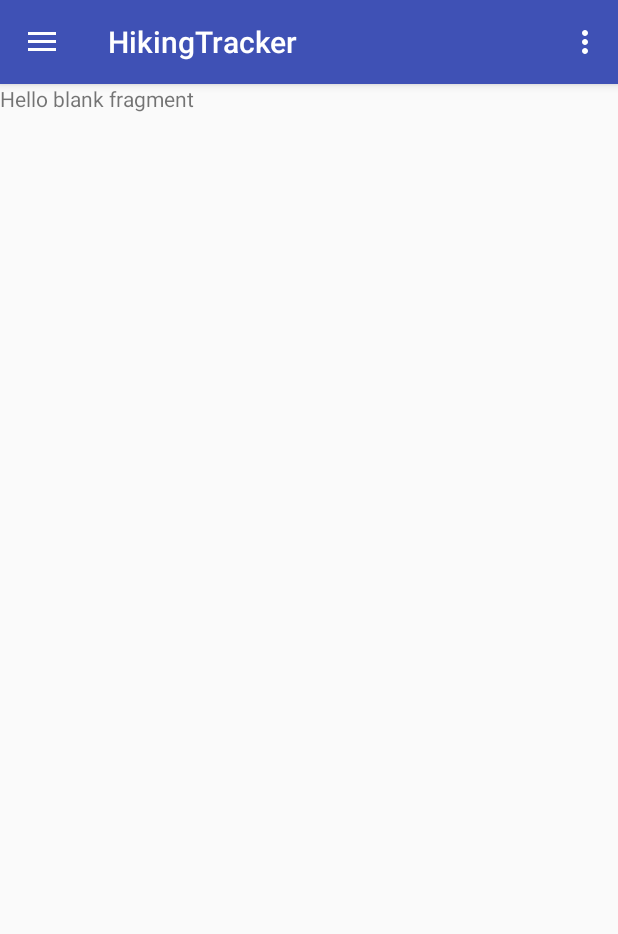
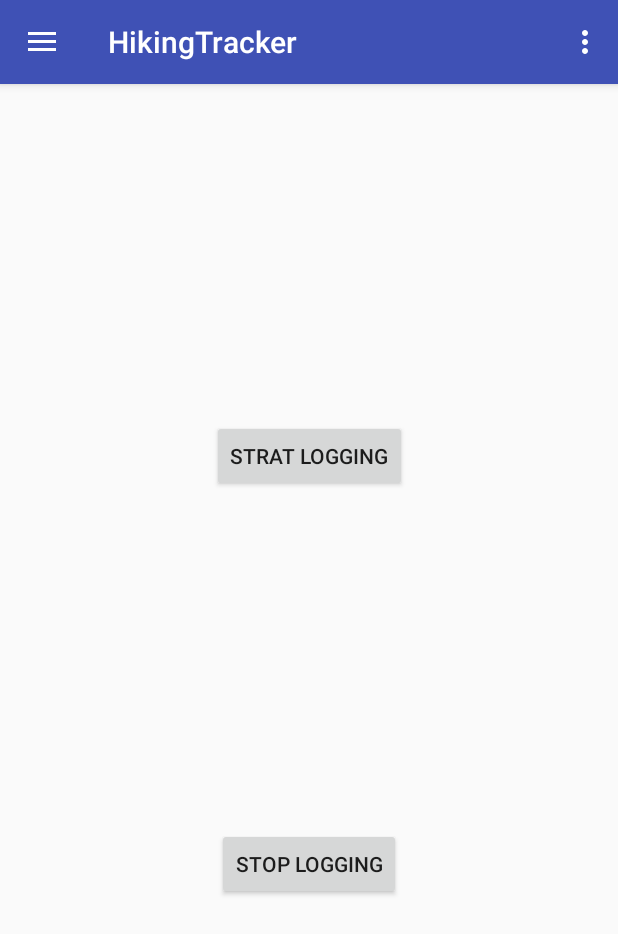
Before and after one commit to bbello25/HikingTracker, an Android app: the screen it shows after launch (MainActivity), in the side drawer, after a tap on "Tracker", on a phone screen of 412 x 824 dp. Shown: the top 934 px of the screen. Run offline under Robolectric (Android 15) with nearby library versions, the phone set to English and light mode, and no system bars.

Commit message:
Added code to start location service or bind denepnds on preferences. Added geojson handler => write/read . Added constants class.

```diff
--- a/app/src/main/AndroidManifest.xml
+++ b/app/src/main/AndroidManifest.xml
@@ -8,6 +8,7 @@
     <uses-permission android:name="android.permission.ACCESS_NETWORK_STATE" />
     <uses-permission android:name="android.permission.INTERNET" />
     <uses-permission android:name="android.permission.WRITE_EXTERNAL_STORAGE" />
+    <uses-permission android:name="android.permission.READ_EXTERNAL_STORAGE" />
 
     <application
         android:allowBackup="true"
@@ -30,7 +31,7 @@
         <service
             android:name=".LocationService"
             android:enabled="true"
-            android:exported="false"></service>
+            android:exported="false" />
     </application>
 
 </manifest>
--- a/app/src/main/java/com/example/brano/hikingtracker/TrackerFragment.java
+++ b/app/src/main/java/com/example/brano/hikingtracker/TrackerFragment.java
@@ -7,9 +7,11 @@ import android.content.ComponentName;
 import android.content.Context;
 import android.content.Intent;
 import android.content.ServiceConnection;
+import android.content.SharedPreferences;
 import android.content.pm.PackageManager;
 import android.os.Bundle;
 import android.os.IBinder;
+import android.preference.PreferenceManager;
 import android.support.annotation.NonNull;
 import android.support.v4.app.ActivityCompat;
 import android.support.v4.app.Fragment;
@@ -18,21 +20,23 @@ import android.util.Log;
 import android.view.LayoutInflater;
 import android.view.View;
 import android.view.ViewGroup;
+import android.widget.Button;
 import android.widget.Toast;
 
+import java.util.prefs.PreferenceChangeEvent;
 
-/**
- * A simple {@link Fragment} subclass.
- */
 public class TrackerFragment extends Fragment {
 
     String TAG = TrackerFragment.class.getSimpleName();
-    private static final int REQUEST_LOCATION_PERMISSION_CODE = 1234;
 
     public LocationService locationService;
     private View view;
     private Context context;
     private Activity activity;
+    private Button btnStartLogging;
+    private Button btnStopLogging;
+    private SharedPreferences preferences;
+    SharedPreferences.Editor editor;
 
     public TrackerFragment() {
     }
@@ -45,9 +49,29 @@ public class TrackerFragment extends Fragment {
         view = inflater.inflate(R.layout.fragment_tracker, container, false);
         context = view.getContext();
         activity = this.getActivity();
+        preferences = PreferenceManager.getDefaultSharedPreferences(context);
 
-        connectToLoacationService();
+        btnStartLogging = view.findViewById(R.id.btnStartLogging);
+        btnStopLogging = view.findViewById(R.id.btnStopLogging);
 
+        //for future use
+        editor = preferences.edit();
+        editor.putBoolean("needBound", false);
+        editor.apply();
+
+        btnStartLogging.setOnClickListener(new View.OnClickListener() {
+            @Override
+            public void onClick(View v) {
+                connectToLoacationService();
+            }
+        });
+
+        btnStopLogging.setOnClickListener(new View.OnClickListener() {
+            @Override
+            public void onClick(View v) {
+                stopLocationService();
+            }
+        });
         return view;
     }
 
@@ -77,9 +101,13 @@ public class TrackerFragment extends Fragment {
 
             ActivityCompat.requestPermissions(activity,
                     new String[]{Manifest.permission.ACCESS_FINE_LOCATION},
-                    REQUEST_LOCATION_PERMISSION_CODE);
+                    Constants.REQUEST_LOCATION_PERMISSION_CODE);
         } else {
-            bindToLocationService();
+            if (preferences.getBoolean("needBound", false)) {
+                bindToLocationService();
+            } else {
+                startLoactionService();
+            }
         }
 
     }
@@ -88,11 +116,15 @@ public class TrackerFragment extends Fragment {
     public void onRequestPermissionsResult(int requestCode,
                                            @NonNull String permissions[], @NonNull int[] grantResults) {
         switch (requestCode) {
-            case REQUEST_LOCATION_PERMISSION_CODE: {
+            case Constants.REQUEST_LOCATION_PERMISSION_CODE: {
                 // If request is cancelled, the result arrays are empty.
-                if (grantResults.length > 0
-                        && grantResults[0] == PackageManager.PERMISSION_GRANTED) {
-                    bindToLocationService();
+                if (grantResults.length > 0 && grantResults[0] == PackageManager.PERMISSION_GRANTED) {
+                    Log.d(TAG, "Location permission was granted");
+                    if (preferences.getBoolean("needBound", false)) {
+                        bindToLocationService();
+                    } else {
+                        startLoactionService();
+                    }
                 } else {
                     //Not work ... why?
                     Toast.makeText(context, "Location service will not track your position", Toast.LENGTH_LONG).show();
@@ -103,11 +135,28 @@ public class TrackerFragment extends Fragment {
     }
 
     private void bindToLocationService() {
-        Toast.makeText(context, "Starting location service", Toast.LENGTH_LONG).show();
+        Toast.makeText(context, "Binding to location service.", Toast.LENGTH_LONG).show();
+        Log.i(TAG, "Binding to location service.");
         final Intent serviceStart = new Intent(this.getActivity(), LocationService.class);
         activity.startService(serviceStart);
         activity.bindService(serviceStart, serviceConnection, Context.BIND_AUTO_CREATE);
     }
 
+    private void startLoactionService() {
+        Toast.makeText(context, "Starting location service.", Toast.LENGTH_LONG).show();
+        Log.i(TAG, "Starting location service.");
+        Intent startIntent = new Intent(activity, LocationService.class);
+        startIntent.putExtra(Constants.START_LOGGING, true);
+        context.startService(startIntent);
+    }
+
+    private void stopLocationService() {
+        Toast.makeText(context, "Stopping location service.", Toast.LENGTH_LONG).show();
+        Log.i(TAG, "Stopping location service.");
+        Intent startIntent = new Intent(activity, LocationService.class);
+        startIntent.putExtra(Constants.STOP_LOGGING, true);
+        context.startService(startIntent);
+    }
+
 
 }
--- a/app/src/main/res/layout/fragment_tracker.xml
+++ b/app/src/main/res/layout/fragment_tracker.xml
@@ -1,13 +1,32 @@
-<FrameLayout xmlns:android="http://schemas.android.com/apk/res/android"
+<android.support.constraint.ConstraintLayout xmlns:android="http://schemas.android.com/apk/res/android"
+    xmlns:app="http://schemas.android.com/apk/res-auto"
     xmlns:tools="http://schemas.android.com/tools"
+    android:id="@+id/frameLayout"
     android:layout_width="match_parent"
     android:layout_height="match_parent"
     tools:context="com.example.brano.hikingtracker.TrackerFragment">
 
     <!-- TODO: Update blank fragment layout -->
-    <TextView
-        android:layout_width="match_parent"
-        android:layout_height="match_parent"
-        android:text="@string/hello_blank_fragment" />
 
-</FrameLayout>
+    <Button
+        android:id="@+id/btnStartLogging"
+        android:layout_width="wrap_content"
+        android:layout_height="wrap_content"
+        android:text="@string/strat_logging"
+        app:layout_constraintBottom_toTopOf="@+id/btnStopLogging"
+        app:layout_constraintEnd_toEndOf="parent"
+        app:layout_constraintHorizontal_bias="0.5"
+        app:layout_constraintStart_toStartOf="parent"
+        app:layout_constraintTop_toTopOf="parent" />
+
+    <Button
+        android:id="@+id/btnStopLogging"
+        android:layout_width="wrap_content"
+        android:layout_height="wrap_content"
+        android:text="@string/stop_logging"
+        app:layout_constraintBottom_toBottomOf="parent"
+        app:layout_constraintEnd_toEndOf="parent"
+        app:layout_constraintHorizontal_bias="0.5"
+        app:layout_constraintStart_toStartOf="parent"
+        app:layout_constraintTop_toBottomOf="@+id/btnStartLogging" />
+</android.support.constraint.ConstraintLayout>
--- a/app/src/main/res/values/strings.xml
+++ b/app/src/main/res/values/strings.xml
@@ -8,4 +8,6 @@
 
     <!-- TODO: Remove or change this placeholder text -->
     <string name="hello_blank_fragment">Hello blank fragment</string>
+    <string name="stop_logging">Stop Logging</string>
+    <string name="strat_logging">Strat Logging</string>
 </resources>
--- a/build.gradle
+++ b/build.gradle
@@ -8,7 +8,7 @@ buildscript {
         mavenCentral()
     }
     dependencies {
-        classpath 'com.android.tools.build:gradle:3.0.0-rc1'
+        classpath 'com.android.tools.build:gradle:3.0.0'
 
         // NOTE: Do not place your application dependencies here; they belong
         // in the individual module build.gradle files
```
Also changed, not shown: app/src/main/java/com/example/brano/hikingtracker/Constants.java (added, +12 -0 lines), app/src/main/java/com/example/brano/hikingtracker/GeoJSONHandler.java (added, +38 -0 lines), app/src/main/java/com/example/brano/hikingtracker/GeoJSONWriter.java (added, +97 -0 lines).
